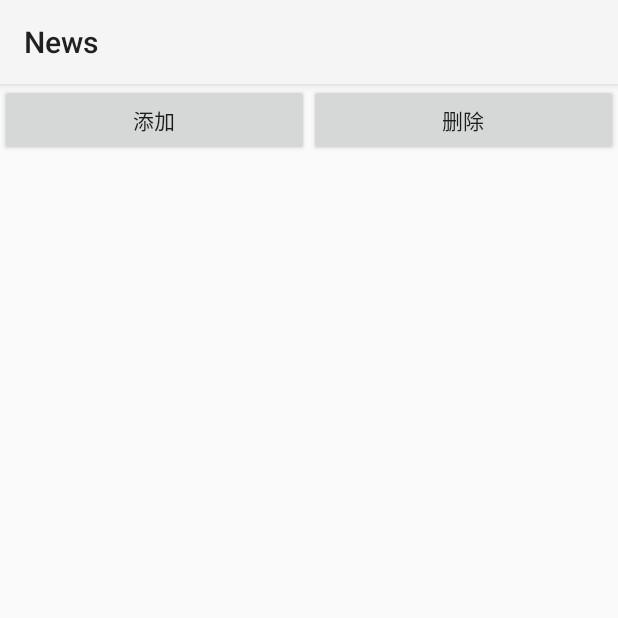
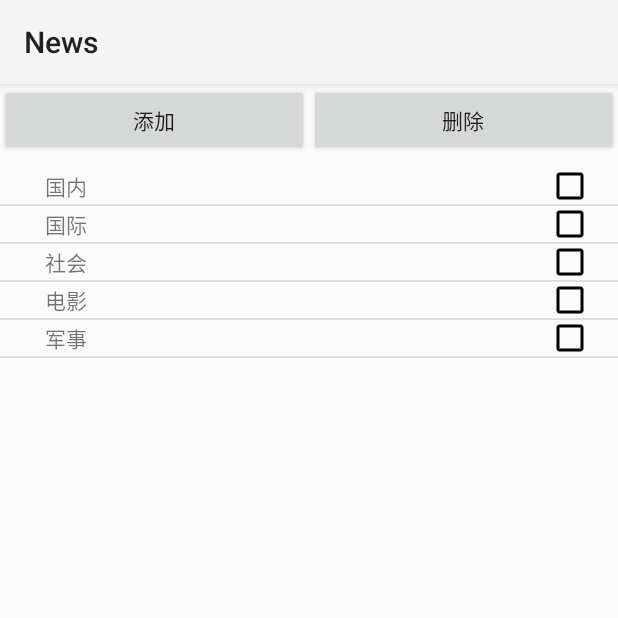
Before and after one commit to LiangTsong/News, an Android app: the TabOrderActivity screen opened directly, with no data from a screen before it, on a phone screen of 412 x 824 dp, the top half of it. Run offline under Robolectric (Android 15) with nearby library versions, the phone set to English and light mode, and no system bars; network calls fail.

Commit message:
1. Check tabs.

```diff
--- a/News/app/src/main/java/com/liangcong/news/MainActivity.java
+++ b/News/app/src/main/java/com/liangcong/news/MainActivity.java
@@ -114,6 +114,7 @@ public class MainActivity extends AppCompatActivity {
             {
                 //进入标签控制页面
                 Intent intent = new Intent(context, TabOrderActivity.class);
+                Log.d("ORDER", "onOptionsItemSelected: 即将进入标签控制");
                 context.startActivity(intent);
             }
 
--- a/News/app/src/main/java/com/liangcong/taborder/TabOrderActivity.java
+++ b/News/app/src/main/java/com/liangcong/taborder/TabOrderActivity.java
@@ -3,6 +3,7 @@ package com.liangcong.taborder;
 import android.content.Context;
 import android.support.v7.app.AppCompatActivity;
 import android.os.Bundle;
+import android.util.Log;
 import android.util.SparseBooleanArray;
 import android.view.View;
 import android.widget.AdapterView;
@@ -43,14 +44,17 @@ public class TabOrderActivity extends AppCompatActivity {
         listView = (ListView)findViewById(R.id.listView);
 
         Tabs = jsonStringToTabs(readFromPhone(MainActivity.TABS_FILE_NAME));
+        Log.d("ORDER", "onCreate: 已经得到当前tab，第一个"+Tabs.get(0));
 
         context = this;
         tabAdapter = new TabOrderAdapter(Tabs, context);
+        listView.setAdapter(tabAdapter);
 
         listView.setOnItemClickListener(new AdapterView.OnItemClickListener() {
             @Override
             public void onItemClick(AdapterView<?> parent, View view, int position, long id) {
                 checkedItemPositions = listView.getCheckedItemPositions();
+                Log.d("ORDER", "onItemClick: "+position+checkedItemPositions.get(position));
             }
         });
     }
--- /dev/null
+++ b/News/app/src/main/res/drawable/ic_baseline_check_box_24px.xml
@@ -0,0 +1,9 @@
+<vector xmlns:android="http://schemas.android.com/apk/res/android"
+    android:width="24dp"
+    android:height="24dp"
+    android:viewportWidth="24"
+    android:viewportHeight="24">
+  <path
+      android:fillColor="#FF000000"
+      android:pathData="M19,3L5,3c-1.11,0 -2,0.9 -2,2v14c0,1.1 0.89,2 2,2h14c1.11,0 2,-0.9 2,-2L21,5c0,-1.1 -0.89,-2 -2,-2zM10,17l-5,-5 1.41,-1.41L10,14.17l7.59,-7.59L19,8l-9,9z"/>
+</vector>
--- /dev/null
+++ b/News/app/src/main/res/drawable/ic_baseline_check_box_outline_blank_24px.xml
@@ -0,0 +1,9 @@
+<vector xmlns:android="http://schemas.android.com/apk/res/android"
+    android:width="24dp"
+    android:height="24dp"
+    android:viewportWidth="24"
+    android:viewportHeight="24">
+  <path
+      android:fillColor="#FF000000"
+      android:pathData="M19,5v14H5V5h14m0,-2H5c-1.1,0 -2,0.9 -2,2v14c0,1.1 0.9,2 2,2h14c1.1,0 2,-0.9 2,-2V5c0,-1.1 -0.9,-2 -2,-2z"/>
+</vector>
--- /dev/null
+++ b/News/app/src/main/res/drawable/ic_hideable_item.xml
@@ -0,0 +1,5 @@
+
+<selector xmlns:android="http://schemas.android.com/apk/res/android">
+    <item android:state_checked="false" android:drawable="@drawable/ic_baseline_check_box_outline_blank_24px" />
+    <item android:drawable="@drawable/ic_baseline_check_box_24px" />
+</selector>
--- a/News/app/src/main/res/layout/tab_order_item.xml
+++ b/News/app/src/main/res/layout/tab_order_item.xml
@@ -7,15 +7,24 @@
         android:layout_height="wrap_content"
         android:orientation="horizontal">
 
-        <TextView
-            android:id="@+id/tabName"
-            android:layout_width="wrap_content"
-            android:layout_height="wrap_content"
-            android:layout_marginLeft="16dp"
-            android:layout_marginStart="16dp"
-            android:layout_weight="1"
-            android:text="标签"
-            app:layout_constraintStart_toStartOf="parent"
-            tools:layout_editor_absoluteY="57dp" />
+    <TextView
+        android:id="@+id/tabName"
+        android:layout_width="wrap_content"
+        android:layout_height="wrap_content"
+        android:duplicateParentState="true"
+        android:layout_alignParentLeft="true"
+        android:layout_centerVertical="true"
+        android:layout_marginLeft="30dp"
+        tools:text="测试数据"/>
+
+
+    <ImageView
+        android:layout_width="wrap_content"
+        android:layout_height="wrap_content"
+        android:duplicateParentState="true"
+        android:layout_alignParentRight="true"
+        android:layout_centerVertical="true"
+        android:layout_marginRight="20dp"
+        android:src="@drawable/ic_hideable_item"/>
 
 </com.liangcong.taborder.CheckableLayout>
--- a/News/app/src/main/res/values/colors.xml
+++ b/News/app/src/main/res/values/colors.xml
@@ -1,6 +1,6 @@
 <?xml version="1.0" encoding="utf-8"?>
 <resources>
-    <color name="colorPrimary">#3F51B5</color>
+    <color name="colorPrimary">#3f51b5</color>
     <color name="colorPrimaryDark">#303F9F</color>
     <color name="colorAccent">#FF4081</color>
     <color name="white">#FAFAFA</color>
```
